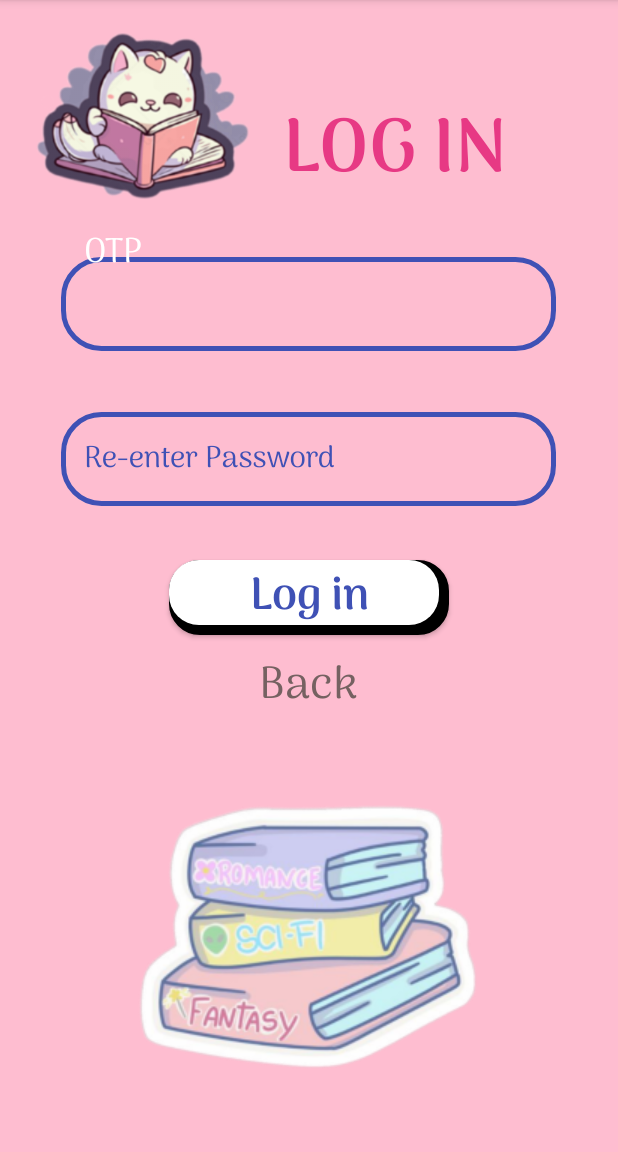
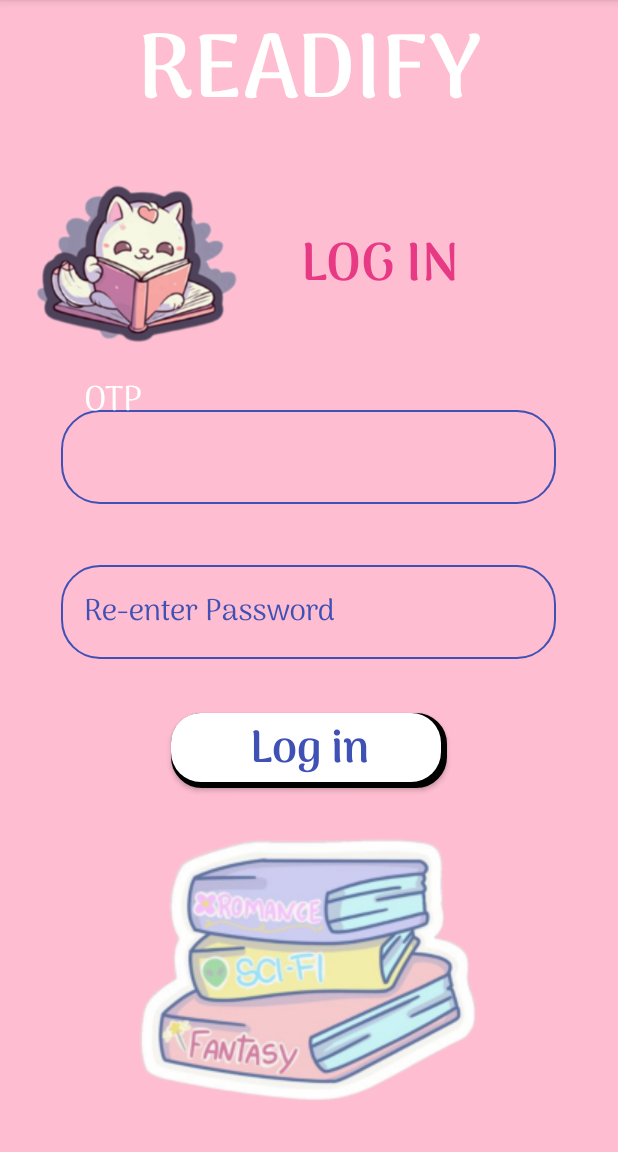
Before and after one commit to Nhuwynee/SellBooks, an Android app: the forgot_pass screen opened directly, with no data from a screen before it, on a phone screen of 412 x 824 dp, the part 84-1236 px from its top. Run offline under Robolectric (Android 15) with nearby library versions, the phone set to English and light mode, and no system bars.

Commit message:
Change login and signup and forgot_password

```diff
--- a/app/src/main/java/com/example/bansach/forgot_pass.java
+++ b/app/src/main/java/com/example/bansach/forgot_pass.java
@@ -18,27 +18,5 @@ public class forgot_pass extends AppCompatActivity {
         super.onCreate(savedInstanceState);
         setContentView(R.layout.forgot_pass);
 
-        TextView returnbt = findViewById(R.id.returnbt);
-        SpannableString spannableString = new SpannableString("Back");
-
-        ClickableSpan clickableSpan= new ClickableSpan() {
-            @Override
-            public void onClick(View widget) {
-                // Chuyển đến forgot_pass Activity
-                Intent intent = new Intent(forgot_pass.this, login_main.class);
-                startActivity(intent);
-            }
-
-            @Override
-            public void updateDrawState(android.text.TextPaint ds) {
-                super.updateDrawState(ds);
-                ds.setUnderlineText(true); // Gạch chân chữ
-                ds.setColor(returnbt.getCurrentTextColor()); // Giữ nguyên màu chữ hiện tại
-            }
-        };
-
-        spannableString.setSpan(clickableSpan, 0, 6, Spanned.SPAN_EXCLUSIVE_EXCLUSIVE);
-        returnbt.setText(spannableString);
-        returnbt.setMovementMethod(LinkMovementMethod.getInstance()); // Cho phép TextView có thể nhấn
     }
 }
--- a/app/src/main/res/drawable/bg_button.xml
+++ b/app/src/main/res/drawable/bg_button.xml
@@ -13,7 +13,7 @@
     </item>
 
     <!-- Hình chữ nhật phía trước (Button) -->
-    <item android:bottom="7dp" android:right="7dp"> <!-- Đẩy hình chữ nhật lên trên -->
+    <item android:bottom="4dp" android:right="4dp"> <!-- Đẩy hình chữ nhật lên trên -->
         <shape android:shape="rectangle">
             <size
                 android:width="180dp"
--- a/app/src/main/res/drawable/bg_textfield.xml
+++ b/app/src/main/res/drawable/bg_textfield.xml
@@ -1,7 +1,7 @@
 <?xml version="1.0" encoding="utf-8"?>
 <shape xmlns:android="http://schemas.android.com/apk/res/android">
     <solid android:color="#00000000"/>
-    <stroke android:width="3dp" android:color="#3F51B5"/>
+    <stroke android:width="1dp" android:color="#3F51B5"/>
     <size
         android:width="330dp"
         android:height="60dp"/>
--- a/app/src/main/res/layout/forgot_pass.xml
+++ b/app/src/main/res/layout/forgot_pass.xml
@@ -6,6 +6,13 @@
     android:orientation="vertical"
     android:gravity="center"
     android:background="#E0FFB5CB">
+    <TextView
+        android:layout_width="wrap_content"
+        android:layout_height="wrap_content"
+        android:text="READIFY"
+        android:textSize="60sp"
+        android:textColor="#FFFFFF"
+        android:fontFamily="@font/arima_semibold"/>
     <LinearLayout
         android:layout_width="match_parent"
         android:layout_height="wrap_content"
@@ -17,16 +24,17 @@
             android:layout_gravity="start"
             android:layout_marginLeft="20dp"
             android:src="@drawable/hello1" />
+
         <TextView
             android:layout_width="0dp"
             android:layout_height="wrap_content"
+            android:layout_marginLeft="40dp"
+            android:layout_marginTop="50dp"
             android:layout_weight="1.5"
+            android:fontFamily="@font/arima_semibold"
             android:text="LOG IN"
-            android:layout_marginTop="60dp"
-            android:textSize="50sp"
             android:textColor="#E73984"
-            android:fontFamily="@font/arima_semibold"
-            android:layout_marginLeft="20dp"/>
+            android:textSize="35sp" />
     </LinearLayout>
     <com.google.android.material.textfield.TextInputLayout
         android:id="@+id/edit_username"
@@ -70,7 +78,6 @@
             android:background="@drawable/bg_textfield"/>
     </com.google.android.material.textfield.TextInputLayout>
 
-
     <Button
         android:id="@+id/btn_signup"
         android:layout_width="wrap_content"
@@ -84,18 +91,6 @@
         android:background="@drawable/bg_button"
         />
 
-
-    <TextView
-        android:id="@+id/returnbt"
-        android:layout_width="wrap_content"
-        android:layout_height="wrap_content"
-        android:layout_gravity="center"
-        android:layout_marginTop="10dp"
-        android:fontFamily="@font/arima_regular"
-        android:text=""
-        android:textColor="#756161"
-        android:textSize="30sp" />
-
     <ImageButton
         android:layout_width="wrap_content"
         android:layout_height="0dp"
--- a/app/src/main/res/layout/login_main.xml
+++ b/app/src/main/res/layout/login_main.xml
@@ -94,7 +94,7 @@
         android:layout_gravity="center"
         android:layout_marginTop="10dp"
         android:fontFamily="@font/arima_regular"
-        android:textColor="#938DA9"
+        android:textColor="#FFFFFF"
         android:textSize="20sp" />
     <TextView
         android:id="@+id/signup"
--- a/app/src/main/res/layout/signup.xml
+++ b/app/src/main/res/layout/signup.xml
@@ -110,7 +110,7 @@
         android:layout_gravity="center"
         android:layout_marginTop="10dp"
         android:fontFamily="@font/arima_regular"
-        android:textColor="#958FAB"
+        android:textColor="#FFFFFF"
         android:textSize="20sp" />
 
     <Button
--- a/app/src/main/res/values-night/themes.xml
+++ b/app/src/main/res/values-night/themes.xml
@@ -1,6 +1,6 @@
 <resources xmlns:tools="http://schemas.android.com/tools">
     <!-- Base application theme. -->
-    <style name="Base.Theme.BANSACH" parent="Theme.Material3.DayNight.NoActionBar">
+    <style name="Base.Theme.BANSACH" parent="Theme.AppCompat.DayNight.DarkActionBar">
         <!-- Customize your dark theme here. -->
         <!-- <item name="colorPrimary">@color/my_dark_primary</item> -->
     </style>
--- a/app/src/main/res/values/colors.xml
+++ b/app/src/main/res/values/colors.xml
@@ -4,5 +4,6 @@
     <color name="white">#FFFFFFFF</color>
     <color name="colorButtonPressed">#FFD700</color> <!-- Vàng -->
     <color name="colorButtonDefault">#FF6200EE</color> <!-- Màu mặc định -->
+    <color name="yourPressedColor">#00000000</color>
 
 </resources>
--- a/app/src/main/res/values/themes.xml
+++ b/app/src/main/res/values/themes.xml
@@ -1,6 +1,6 @@
 <resources xmlns:tools="http://schemas.android.com/tools">
     <!-- Base application theme. -->
-    <style name="Base.Theme.BANSACH" parent="Theme.AppCompat.DayNight.DarkActionBar">
+    <style name="Base.Theme.BANSACH" parent="Theme.AppCompat.Light.DarkActionBar">
         <!-- Customize your light theme here. -->
         <!-- <item name="colorPrimary">@color/my_light_primary</item> -->
     </style>
```
Also changed, not shown: app/src/main/java/com/example/bansach/MainActivity.java (+24 -21 lines), app/src/main/java/com/example/bansach/login_main.java (+13 -1 lines), app/src/main/java/com/example/bansach/signup.java (+13 -0 lines).
